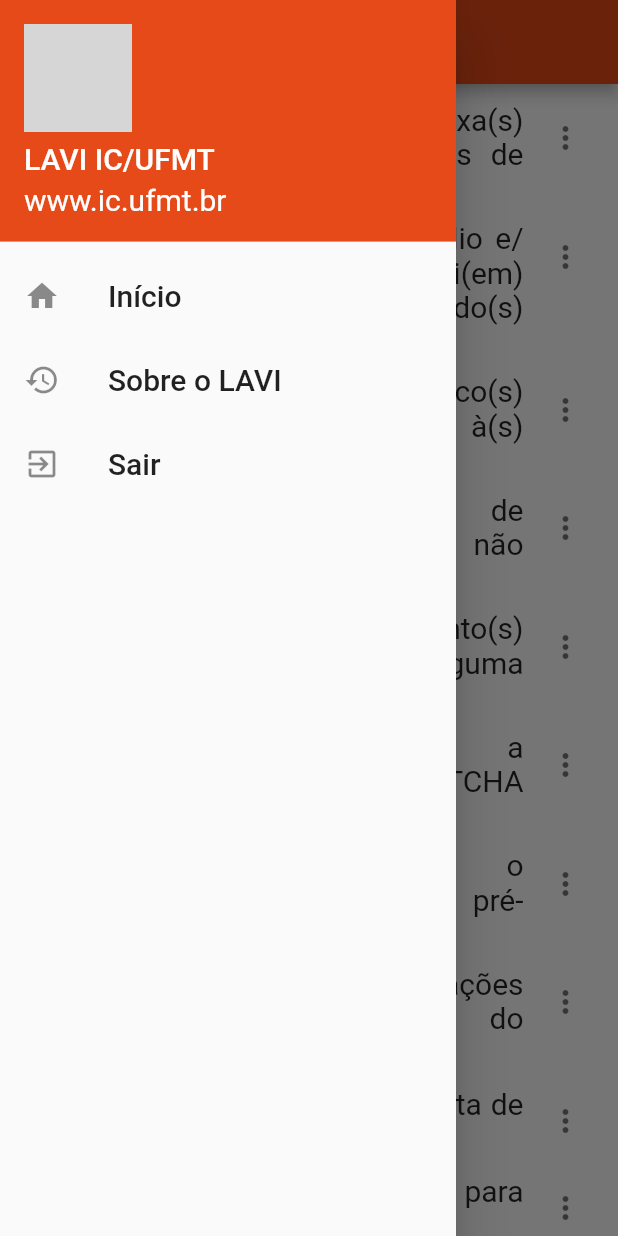
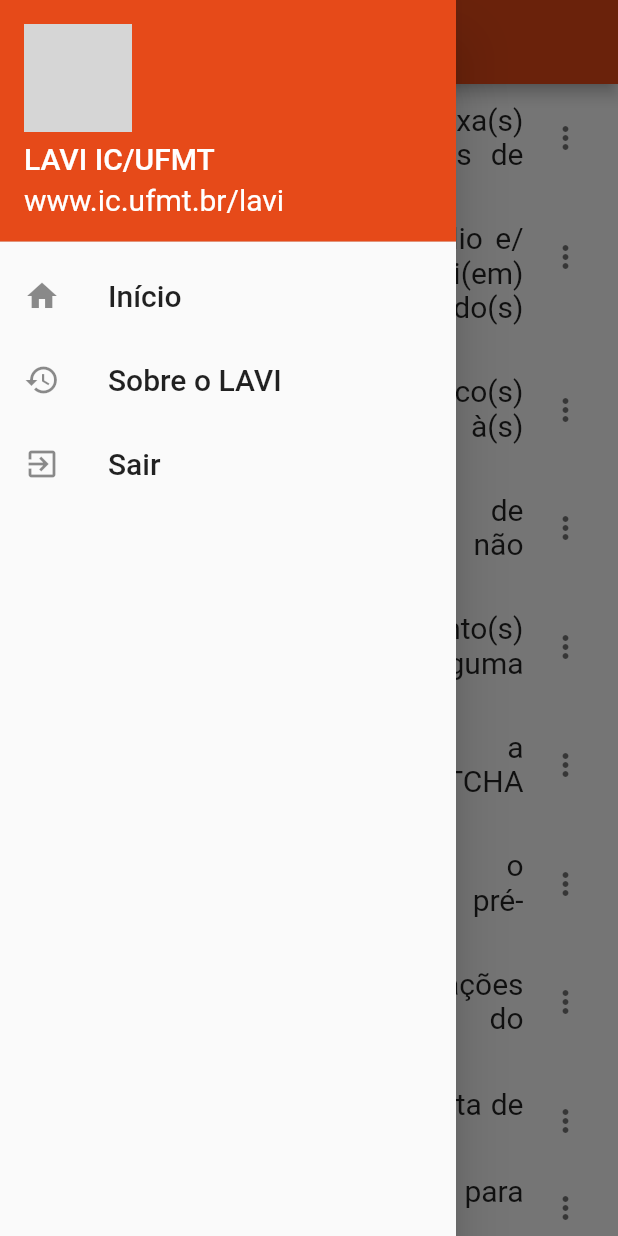
Before and after one commit to tinhomaranholi/LAVICheckBeta, a Flutter app: the screen it shows after launch, with the side drawer open, on a phone screen of 412 x 824 dp. Run offline on Flutter 3.47's test engine with Material 2 defaults, Android fonts, the phone set to English and light mode, and no system bars; grey boxes are pictures that could not be loaded.

Commit message:
atualixção

```diff
--- a/lib/pages/home_page.dart
+++ b/lib/pages/home_page.dart
@@ -37,7 +37,7 @@ class _HomePageState extends State<HomePage> {
                   style: TextStyle(fontSize: 20 * scaleFactor),
               ),//Menu de navegação
               accountEmail: Text(
-                  "www.ic.ufmt.br",
+                  "www.ic.ufmt.br/lavi",
                   style: TextStyle(fontSize: 20 * scaleFactor),
               ),//Menu de navegação
               currentAccountPicture: CircleAvatar(//imagem do avatar do aplicativo (foto pessoa)
--- a/lib/pages/listadeitens.dart
+++ b/lib/pages/listadeitens.dart
@@ -41,6 +41,7 @@ class ItensdaLista extends StatelessWidget {
       );
 
     return ExpansionTile(
+
       key: PageStorageKey<int>(3),
       title: Text(
         i.title,
```
